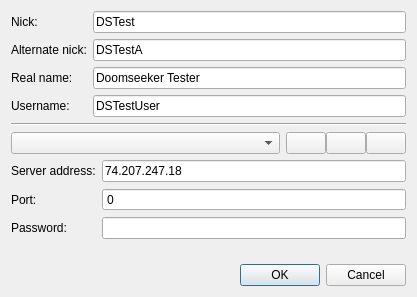
The window that src/core/gui/irc/ircnetworkselectionbox.ui (DoomseekerTeam/Doomseeker) describes before a commit, drawn with Qt 5.
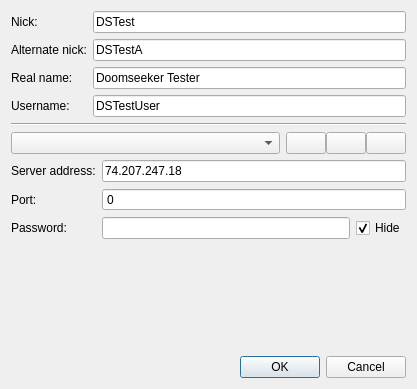
The same window after the commit. Icons and pictures are not drawn.

Commit message: Add hide/reveal checkboxes to all password input fields

Diff of the .ui file:
```diff
--- a/src/core/gui/irc/ircnetworkselectionbox.ui
+++ b/src/core/gui/irc/ircnetworkselectionbox.ui
@@ -7,7 +7,7 @@
     <x>0</x>
     <y>0</y>
     <width>417</width>
-    <height>297</height>
+    <height>389</height>
    </rect>
   </property>
   <property name="windowTitle">
@@ -212,11 +212,25 @@
       </widget>
      </item>
      <item row="2" column="1">
-      <widget class="QLineEdit" name="lePassword">
-       <property name="echoMode">
-        <enum>QLineEdit::Password</enum>
-       </property>
-      </widget>
+      <layout class="QHBoxLayout" name="horizontalLayout_3">
+       <item>
+        <widget class="QLineEdit" name="lePassword">
+         <property name="echoMode">
+          <enum>QLineEdit::Password</enum>
+         </property>
+        </widget>
+       </item>
+       <item>
+        <widget class="QCheckBox" name="cbHidePassword">
+         <property name="text">
+          <string>Hide</string>
+         </property>
+         <property name="checked">
+          <bool>true</bool>
+         </property>
+        </widget>
+       </item>
+      </layout>
      </item>
     </layout>
    </item>
```
Left out of the diff: 37 changed lines with no effect on the pictures. The commit also changes 11 other files.
